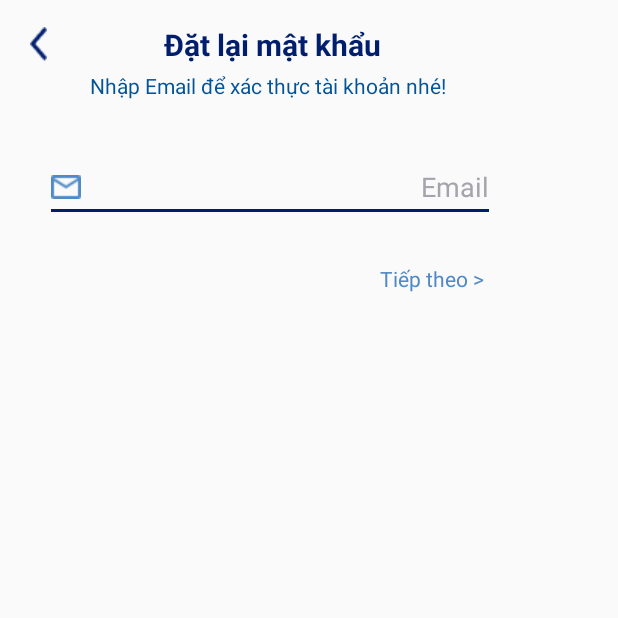
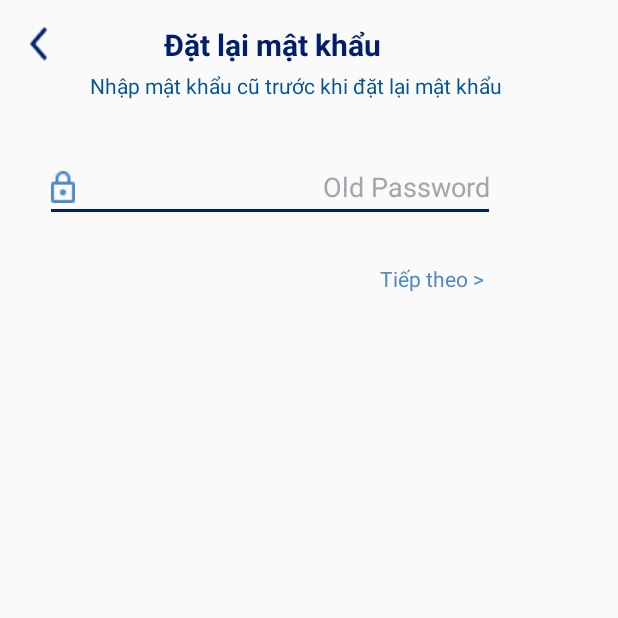
Before and after one commit to khiemld/CanApp, an Android app: the ResetPassword_Login screen opened directly, with no data from a screen before it, on a phone screen of 412 x 824 dp, the top half of it. Run offline under Robolectric (Android 15) with nearby library versions, the phone set to English and light mode, and no system bars.

Commit message:
"reset_1"

```diff
--- a/app/src/main/java/com/example/canapp/ResetPassword_Login.java
+++ b/app/src/main/java/com/example/canapp/ResetPassword_Login.java
@@ -31,7 +31,7 @@ public class ResetPassword_Login extends AppCompatActivity {
         });
     }
     public void AnhXa(){
-        edt_email=findViewById(R.id.edt_email);
+        edt_email=findViewById(R.id.edt_old_password);
         tv_next=findViewById(R.id.tv_next);
         img_back=findViewById(R.id.img_back);
         tv_noti_email=findViewById(R.id.tv_noti_email);
--- a/app/src/main/java/com/example/canapp/model/User.java
+++ b/app/src/main/java/com/example/canapp/model/User.java
@@ -41,6 +41,9 @@ public class User implements Serializable {
     public User() {
     }
 
+    public User(String _id) {
+        this._id = _id;
+    }
 
     public User(String _id, String name, String email, String password, String avatar, String address, String major, String phone, boolean active) {
         this._id = _id;
--- a/app/src/main/res/layout/activity_reset_password.xml
+++ b/app/src/main/res/layout/activity_reset_password.xml
@@ -64,7 +64,7 @@
             android:textSize="12sp"
             android:visibility="invisible"
             app:layout_constraintEnd_toEndOf="parent"
-            app:layout_constraintTop_toBottomOf="@+id/edt_email" />
+            app:layout_constraintTop_toBottomOf="@+id/edt_old_password" />
 
         <ImageView
             android:id="@+id/img_back"
@@ -104,7 +104,7 @@
             app:layout_constraintTop_toBottomOf="@+id/tv_password" />
 
         <EditText
-            android:id="@+id/edt_email"
+            android:id="@+id/edt_old_password"
             android:layout_width="0dp"
             android:layout_height="wrap_content"
             android:layout_marginStart="40dp"
@@ -132,7 +132,7 @@
             android:textColor="@color/third_blue"
             android:textSize="14sp"
             app:layout_constraintEnd_toEndOf="parent"
-            app:layout_constraintTop_toBottomOf="@+id/edt_email" />
+            app:layout_constraintTop_toBottomOf="@+id/edt_old_password" />
 
 
     </androidx.constraintlayout.widget.ConstraintLayout>
--- a/app/src/main/res/layout/activity_reset_password_login.xml
+++ b/app/src/main/res/layout/activity_reset_password_login.xml
@@ -16,7 +16,7 @@
         android:textSize="12sp"
         android:visibility="invisible"
         app:layout_constraintStart_toStartOf="parent"
-        app:layout_constraintTop_toBottomOf="@+id/edt_email" />
+        app:layout_constraintTop_toBottomOf="@+id/edt_old_password" />
 
     <ImageView
         android:id="@+id/img_back"
@@ -47,25 +47,26 @@
         android:layout_height="wrap_content"
         android:layout_marginStart="60dp"
         android:layout_marginTop="4dp"
-        android:text="Nhập Email để xác thực tài khoản nhé!"
+        android:text="Nhập mật khẩu cũ trước khi đặt lại mật khẩu"
         android:textColor="@color/second_blue"
         app:layout_constraintStart_toStartOf="parent"
         app:layout_constraintTop_toBottomOf="@+id/textView13" />
+
     <EditText
-        android:id="@+id/edt_email"
+        android:id="@+id/edt_old_password"
         android:layout_width="300dp"
         android:layout_height="46dp"
         android:layout_marginStart="30dp"
         android:layout_marginTop="35dp"
         android:backgroundTint="@color/main_blue"
-        android:drawableStart="@drawable/email_2"
+        android:drawableStart="@drawable/password_2"
         android:drawablePadding="10dp"
         android:ems="10"
-        android:hint="Email"
+        android:gravity="end"
+        android:hint="Old Password"
         android:inputType="textWebEmailAddress"
         android:textColor="@color/main_blue"
         android:textColorHint="#A5A4AD"
-        android:gravity="end"
         app:layout_constraintStart_toStartOf="parent"
         app:layout_constraintTop_toBottomOf="@+id/textView14" />
     <TextView
@@ -78,6 +79,6 @@
         android:textColor="@color/third_blue"
         android:textSize="14sp"
         app:layout_constraintStart_toStartOf="parent"
-        app:layout_constraintTop_toBottomOf="@+id/edt_email" />
+        app:layout_constraintTop_toBottomOf="@+id/edt_old_password" />
 
 </androidx.constraintlayout.widget.ConstraintLayout>
--- a/app/src/main/res/layout/activity_reset_password_login2.xml
+++ b/app/src/main/res/layout/activity_reset_password_login2.xml
@@ -84,8 +84,9 @@
         android:layout_marginTop="32dp"
         android:background="@drawable/dialog"
         android:padding="10dp"
-        android:text="Mật khẩu từ 8 -13 ký tự, chứa ít nhất một ký tự  đặc biệt, có ít nhất một chữ hoa và một chữ số. "
+        android:text="Mật khẩu từ 8 -13 ký tự bất kỳ. "
         android:textSize="12sp"
+        android:textAlignment="center"
         app:layout_constraintStart_toStartOf="parent"
         app:layout_constraintTop_toBottomOf="@+id/textView14" />
 
```
Also changed, not shown: app/src/main/java/com/example/canapp/RegisterActivity.java (+9 -1 lines), app/src/main/java/com/example/canapp/ResetPassword.java (+13 -7 lines), app/src/main/java/com/example/canapp/ResetPassword2.java (+21 -0 lines), app/src/main/java/com/example/canapp/ResetPassword_Login2.java (+17 -1 lines), app/src/main/res/layout/activity_my_profile.xml (+4 -4 lines), app/src/main/res/layout/activity_register.xml (+4 -4 lines).
